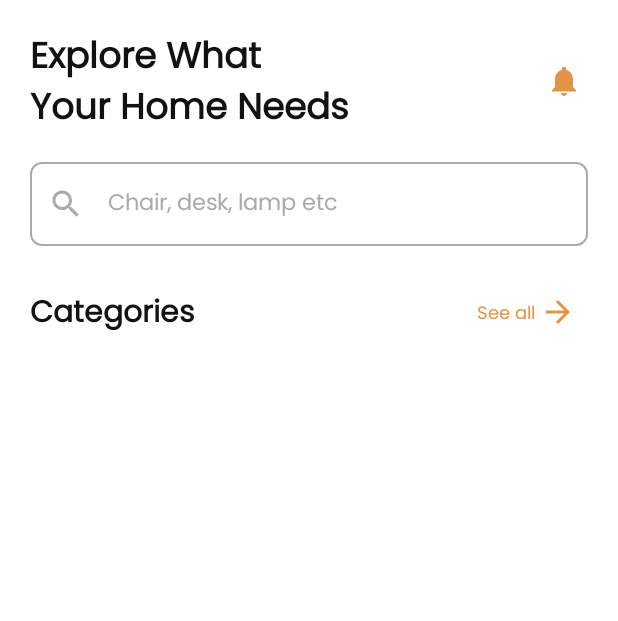
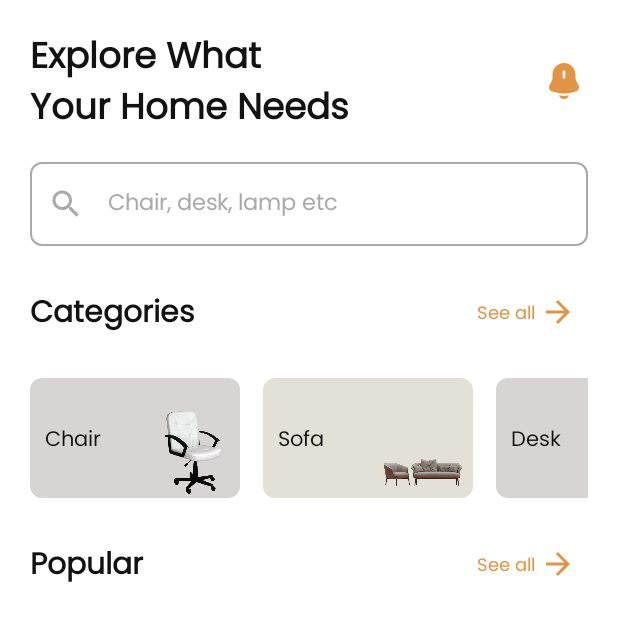
Before and after one commit to nameisjayant/furniture-app-compose-ui, an Android app built with Jetpack Compose: the screen it shows after launch (MainActivity), on a phone screen of 412 x 824 dp. Shown: the top 621 px of the screen. Run offline under Robolectric (Android 15) with nearby library versions, the phone set to English and light mode, and no system bars.

Commit message:
home screen added

```diff
--- /dev/null
+++ b/app/src/main/java/com/nameisjayant/furnitureapp/models/Category.kt
@@ -0,0 +1,41 @@
+package com.nameisjayant.furnitureapp.models
+
+import androidx.annotation.DrawableRes
+import androidx.compose.ui.graphics.Color
+import com.nameisjayant.furnitureapp.R
+import com.nameisjayant.furnitureapp.ui.theme.CategoryOne
+import com.nameisjayant.furnitureapp.ui.theme.CategoryTwo
+
+data class Category(
+    val id: Int,
+    val title: String,
+    @DrawableRes val image: Int,
+    val color: Color
+)
+
+val categoryList = listOf(
+    Category(
+        1,
+        "Chair",
+        R.drawable.chair,
+        CategoryOne
+    ),
+    Category(
+        2,
+        "Sofa",
+        R.drawable.sofa,
+        CategoryTwo
+    ),
+    Category(
+        3,
+        "Desk",
+        R.drawable.desk,
+        CategoryOne
+    ),
+    Category(
+        4,
+        "Bed",
+        R.drawable.bed,
+        CategoryTwo
+    )
+)
--- a/app/src/main/java/com/nameisjayant/furnitureapp/screens/HomeScreen.kt
+++ b/app/src/main/java/com/nameisjayant/furnitureapp/screens/HomeScreen.kt
@@ -1,8 +1,12 @@
 package com.nameisjayant.furnitureapp.screens
 
 import androidx.compose.foundation.BorderStroke
+import androidx.compose.foundation.Image
 import androidx.compose.foundation.background
 import androidx.compose.foundation.layout.*
+import androidx.compose.foundation.lazy.LazyColumn
+import androidx.compose.foundation.lazy.LazyRow
+import androidx.compose.foundation.lazy.items
 import androidx.compose.foundation.shape.RoundedCornerShape
 import androidx.compose.material.*
 import androidx.compose.material.icons.Icons
@@ -11,9 +15,14 @@ import androidx.compose.material.icons.filled.Notifications
 import androidx.compose.material.icons.filled.Search
 import androidx.compose.runtime.*
 import androidx.compose.ui.Alignment
+import androidx.compose.ui.Alignment.Companion.BottomEnd
+import androidx.compose.ui.Alignment.Companion.Center
+import androidx.compose.ui.Alignment.Companion.CenterStart
 import androidx.compose.ui.Alignment.Companion.CenterVertically
 import androidx.compose.ui.Modifier
+import androidx.compose.ui.draw.clip
 import androidx.compose.ui.graphics.Color
+import androidx.compose.ui.res.painterResource
 import androidx.compose.ui.res.stringResource
 import androidx.compose.ui.text.TextStyle
 import androidx.compose.ui.text.font.FontWeight
@@ -21,49 +30,82 @@ import androidx.compose.ui.text.style.TextAlign
 import androidx.compose.ui.unit.dp
 import androidx.compose.ui.unit.sp
 import com.nameisjayant.furnitureapp.R
+import com.nameisjayant.furnitureapp.commonUi.SpacerHeight
 import com.nameisjayant.furnitureapp.commonUi.SpacerWidth
-import com.nameisjayant.furnitureapp.ui.theme.DarkOrange
-import com.nameisjayant.furnitureapp.ui.theme.LightGray
-import com.nameisjayant.furnitureapp.ui.theme.PoppinFont
-import com.nameisjayant.furnitureapp.ui.theme.TextColor
+import com.nameisjayant.furnitureapp.models.Category
+import com.nameisjayant.furnitureapp.models.categoryList
+import com.nameisjayant.furnitureapp.ui.theme.*
 
 
 @Composable
 fun HomeScreen() {
     var search by remember { mutableStateOf("") }
-    Box(
+    LazyColumn(
         modifier = Modifier
             .fillMaxSize()
             .padding(20.dp)
     ) {
 
-        Column {
+        item {
             HomeHeader()
+        }
+        item {
             CustomSearchView(text = search) {
                 search = it
             }
+        }
+        item {
             CategoryRow()
+        }
+        item {
+            SpacerHeight(20.dp)
+            ProductRow()
         }
 
     }
 }
 
+
 @Composable
-fun CategoryRow() {
+fun CategoryRow(
 
-    Column() {
+) {
+
+    Column {
+        CommonTitle(title = stringResource(R.string.categories))
+        SpacerHeight(20.dp)
+        LazyRow {
+            items(categoryList, key = { it.id }) {
+                CategoryEachRow(category = it)
+            }
+        }
+    }
+
+}
+
+@Composable
+fun ProductRow() {
+    Column {
+        CommonTitle(title = stringResource(R.string.popular))
+    }
+}
+
+@Composable
+fun CommonTitle(
+    title: String,
+    onClick: () -> Unit = {}
+) {
     Row(modifier = Modifier.fillMaxWidth(), horizontalArrangement = Arrangement.SpaceBetween) {
         Text(
-                text = stringResource(R.string.categories), style = TextStyle(
+            text = title, style = TextStyle(
                 color = TextColor,
                 fontSize = 20.sp,
                 fontWeight = FontWeight.W600,
                 fontFamily = PoppinFont,
                 textAlign = TextAlign.Center
-                ),
-                modifier = Modifier.align(CenterVertically)
+            ), modifier = Modifier.align(CenterVertically)
         )
-            TextButton(onClick = { }) {
+        TextButton(onClick = { onClick() }) {
             Text(
                 text = stringResource(R.string.see_all), style = TextStyle(
                     color = DarkOrange,
@@ -79,6 +121,37 @@ fun CategoryRow() {
     }
 }
 
+@Composable
+fun CategoryEachRow(
+    category: Category
+) {
+    Box(
+        modifier = Modifier
+            .padding(end = 15.dp)
+            .width(140.dp)
+            .height(80.dp)
+            .clip(RoundedCornerShape(8.dp))
+            .background(category.color)
+    ) {
+        Text(
+            text = category.title, style = TextStyle(
+                color = TextColor,
+                fontSize = 14.sp,
+                fontWeight = FontWeight.W400,
+                fontFamily = PoppinFont
+            ),
+            modifier = Modifier
+                .align(CenterStart)
+                .padding(start = 10.dp)
+        )
+        Image(
+            painter = painterResource(id = category.image), contentDescription = "",
+            modifier = Modifier
+                .size(60.dp)
+                .align(BottomEnd)
+                .padding(end = 5.dp)
+        )
+    }
 }
 
 @Composable
@@ -138,7 +211,9 @@ fun HomeHeader(
                 .align(CenterVertically)
         ) {
             Icon(
-                Icons.Default.Notifications, contentDescription = "", tint = DarkOrange
+                painter = painterResource(id = R.drawable.notification),
+                contentDescription = "",
+                tint = DarkOrange
             )
         }
     }
--- a/app/src/main/java/com/nameisjayant/furnitureapp/ui/theme/Color.kt
+++ b/app/src/main/java/com/nameisjayant/furnitureapp/ui/theme/Color.kt
@@ -11,3 +11,5 @@ val Teal200 = Color(0XFFE29547)
 val DarkOrange  = Color(0XFFE29547)
 val TextColor = Color(0XFF121212)
 val LightGray = Color(0XFFAAAAAA)
+val CategoryOne = Color(0XFFD7D5D3)
+val CategoryTwo = Color(0XFFE3E0D5)
--- /dev/null
+++ b/app/src/main/res/drawable/notification.xml
@@ -0,0 +1,10 @@
+<vector xmlns:android="http://schemas.android.com/apk/res/android"
+    android:width="32dp"
+    android:height="32dp"
+    android:viewportWidth="32"
+    android:viewportHeight="32">
+  <path
+      android:pathData="M24.242,16.187L25.562,18.448C26.041,19.278 26.134,20.265 25.807,21.167C25.48,22.057 24.791,22.755 23.892,23.068C22.631,23.501 21.334,23.838 20.026,24.054L20.026,24.054C19.898,24.078 19.769,24.102 19.641,24.114C19.431,24.15 19.22,24.174 19.01,24.198C18.753,24.235 18.485,24.259 18.216,24.283C17.492,24.355 16.756,24.391 16.02,24.391C15.273,24.391 14.525,24.355 13.79,24.283C13.474,24.259 13.171,24.222 12.867,24.174C12.692,24.15 12.517,24.126 12.353,24.102C12.289,24.09 12.225,24.081 12.16,24.072C12.096,24.063 12.032,24.054 11.968,24.042C10.671,23.813 9.398,23.501 8.137,23.068C7.203,22.755 6.49,22.057 6.175,21.179C5.86,20.313 5.976,19.314 6.479,18.436L7.798,16.174C8.079,15.681 8.336,14.731 8.336,14.153V11.916C8.336,7.549 11.781,4.012 16.02,4C20.248,4 23.693,7.549 23.693,11.916V14.165C23.693,14.743 23.95,15.693 24.242,16.187ZM15.985,14.478C16.476,14.478 16.873,14.069 16.873,13.564V9.835C16.873,9.329 16.476,8.92 15.985,8.92C15.495,8.92 15.098,9.329 15.098,9.835V13.564C15.098,14.069 15.495,14.478 15.985,14.478ZM15.997,28C17.515,28 18.812,27.001 19.302,25.606C19.104,25.63 18.917,25.654 18.73,25.678C18.572,25.703 18.409,25.716 18.244,25.729C18.165,25.736 18.085,25.743 18.006,25.75C17.352,25.81 16.686,25.847 16.02,25.847C15.343,25.847 14.666,25.81 14,25.75C13.72,25.726 13.439,25.69 13.171,25.654C13.094,25.643 13.02,25.634 12.947,25.626C12.865,25.616 12.784,25.607 12.704,25.594C12.867,26.087 13.147,26.568 13.521,26.929C14.163,27.615 15.074,28 15.997,28Z"
+      android:fillColor="#E29547"
+      android:fillType="evenOdd"/>
+</vector>
--- a/app/src/main/res/values/strings.xml
+++ b/app/src/main/res/values/strings.xml
@@ -4,4 +4,5 @@
     <string name="placeholder">Chair, desk, lamp etc</string>
     <string name="heading_text">Explore What\nYour Home Needs</string>
     <string name="see_all">See all</string>
+    <string name="popular">Popular</string>
 </resources>
```
Also changed, not shown: app/src/main/res/drawable/bed.png (added), app/src/main/res/drawable/chair.png (added), app/src/main/res/drawable/desk.png (added), app/src/main/res/drawable/product_four.png (added), app/src/main/res/drawable/product_one.png (added), app/src/main/res/drawable/product_three.png (added), app/src/main/res/drawable/product_two.png (added), app/src/main/res/drawable/sofa.png (added). Lines whose indentation alone changed are shown as unchanged.
